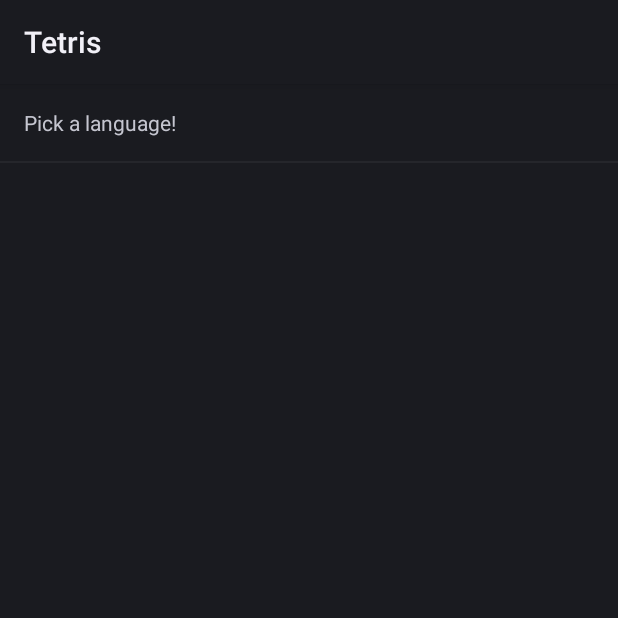
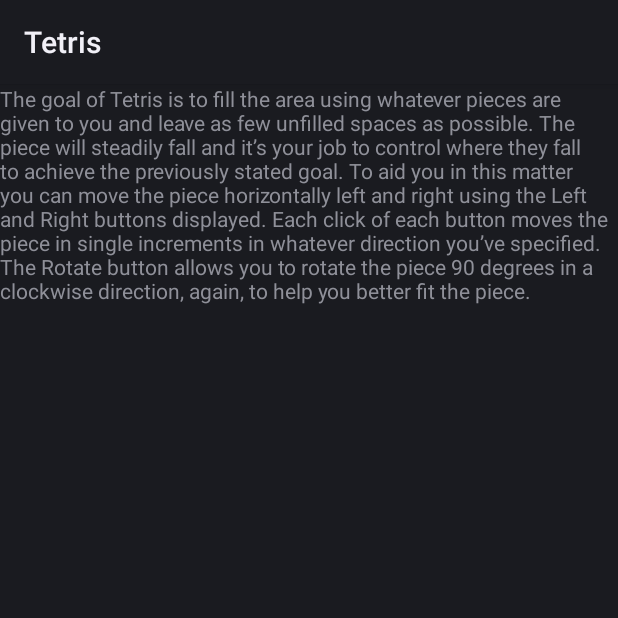
Before and after one commit to vebovs/tetris-mobile, an Android app: the screen it shows after launch (SettingsActivity before the commit, HelpActivity after it), after a tap on "HELP", on a phone screen of 412 x 824 dp, the top half of it. Run offline under Robolectric (Android 15) with nearby library versions, the phone set to English and light mode, and no system bars.

Commit message:
added the how to play section in the help activity

```diff
--- a/app/src/main/java/com/vebovs/tetris/HelpActivity.java
+++ b/app/src/main/java/com/vebovs/tetris/HelpActivity.java
@@ -2,6 +2,8 @@ package com.vebovs.tetris;
 
 import android.app.Activity;
 import android.os.Bundle;
+import android.text.method.ScrollingMovementMethod;
+import android.widget.TextView;
 
 import androidx.annotation.Nullable;
 
@@ -11,5 +13,7 @@ public class HelpActivity extends Activity {
     protected void onCreate(@Nullable Bundle savedInstanceState) {
         super.onCreate(savedInstanceState);
         setContentView(R.layout.activity_help);
+        TextView tv = findViewById(R.id.tvTutorial);
+        tv.setMovementMethod(new ScrollingMovementMethod());
     }
 }
--- a/app/src/main/java/com/vebovs/tetris/MainActivity.java
+++ b/app/src/main/java/com/vebovs/tetris/MainActivity.java
@@ -57,4 +57,8 @@ public class MainActivity extends Activity {
     public void startSettings(View view){
         startActivity(new Intent(this, SettingsActivity.class));
     }
+
+    public void startHelp(View view){
+        startActivity(new Intent(this, HelpActivity.class));
+    }
 }
--- a/app/src/main/res/layout/activity_help.xml
+++ b/app/src/main/res/layout/activity_help.xml
@@ -1,6 +1,12 @@
 <?xml version="1.0" encoding="utf-8"?>
 <LinearLayout xmlns:android="http://schemas.android.com/apk/res/android"
     android:orientation="vertical" android:layout_width="match_parent"
-    android:layout_height="match_parent">
+    android:layout_height="match_parent" >
 
+    <TextView
+        android:id="@+id/tvTutorial"
+        android:layout_width="match_parent"
+        android:layout_height="match_parent"
+        android:scrollbars="vertical"
+        android:text="@string/tutorial" />
 </LinearLayout>
--- a/app/src/main/res/layout/activity_main.xml
+++ b/app/src/main/res/layout/activity_main.xml
@@ -37,7 +37,7 @@
         android:id="@+id/btnHelp"
         android:layout_width="match_parent"
         android:layout_height="100dp"
-        android:onClick="startSettings"
+        android:onClick="startHelp"
         android:text="@string/help"
         app:layout_constraintBottom_toBottomOf="parent"
         app:layout_constraintEnd_toEndOf="parent"
--- a/app/src/main/res/values/strings.xml
+++ b/app/src/main/res/values/strings.xml
@@ -14,4 +14,11 @@
         <item name="english">English</item>
         <item name="norwegian">Norwegian</item>
     </string-array>
+    <string name="tutorial">
+        The goal of Tetris is to fill the area using whatever pieces are given to you and leave as few unfilled spaces as possible.
+        The piece will steadily fall and it’s your job to control where they fall to achieve the previously stated goal.
+        To aid you in this matter you can move the piece horizontally left and right using the Left and Right buttons displayed.
+        Each click of each button moves the piece in single increments in whatever direction you’ve specified.
+        The Rotate button allows you to rotate the piece 90 degrees in a clockwise direction, again, to help you better fit the piece.
+    </string>
 </resources>
```
Also changed, not shown: 1 other file.
